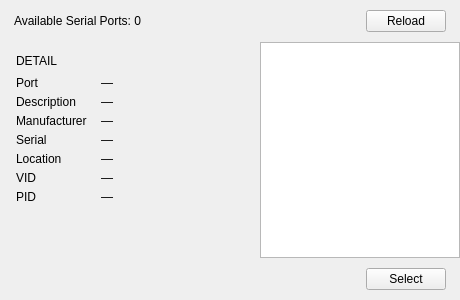
This is gui/portpopup.ui in ketoru210/tessera as Qt 5 draws it before an edit. The edited form follows.
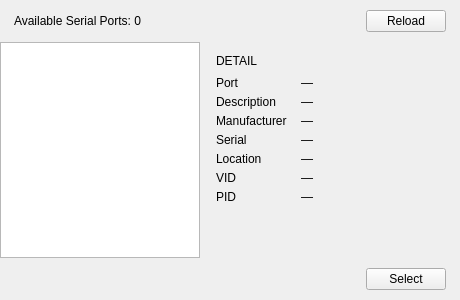
This is the edited form.

Commit message:
feat(gui): keep port popup on-screen via anchor + screen clamp
feat(gui): swap port popup list/detail sides, wrap long descriptions

The edit to the form file:
```diff
--- a/gui/portpopup.ui
+++ b/gui/portpopup.ui
@@ -80,7 +80,7 @@
    <!-- ==== Body: detail (left) + list (right) ==== -->
    <item>
     <widget class="QWidget" name="com_body" native="true">
-     <layout class="QHBoxLayout" name="comBodyLayout" stretch="1,0">
+     <layout class="QHBoxLayout" name="comBodyLayout" stretch="0,1">
       <property name="spacing">
        <number>0</number>
       </property>
@@ -96,7 +96,30 @@
       <property name="bottomMargin">
        <number>0</number>
       </property>
-      <!-- detail panel -->
+      <!-- port list (left) -->
+      <item>
+       <widget class="QListWidget" name="com_list">
+        <property name="minimumSize">
+         <size>
+          <width>200</width>
+          <height>0</height>
+         </size>
+        </property>
+        <property name="maximumSize">
+         <size>
+          <width>200</width>
+          <height>16777215</height>
+         </size>
+        </property>
+        <property name="horizontalScrollBarPolicy">
+         <enum>Qt::ScrollBarPolicy::ScrollBarAlwaysOff</enum>
+        </property>
+        <property name="wordWrap">
+         <bool>true</bool>
+        </property>
+       </widget>
+      </item>
+      <!-- detail panel (right) -->
       <item>
        <widget class="QWidget" name="com_detail" native="true">
         <layout class="QVBoxLayout" name="comDetailLayout">
@@ -246,23 +269,6 @@
         </layout>
        </widget>
       </item>
-      <!-- port list -->
-      <item>
-       <widget class="QListWidget" name="com_list">
-        <property name="minimumSize">
-         <size>
-          <width>200</width>
-          <height>0</height>
-         </size>
-        </property>
-        <property name="maximumSize">
-         <size>
-          <width>200</width>
-          <height>16777215</height>
-         </size>
-        </property>
-       </widget>
-      </item>
      </layout>
     </widget>
    </item>
```
Left out of the diff: 2 changed lines with no effect on the pictures. The commit also changes 1 other file.
